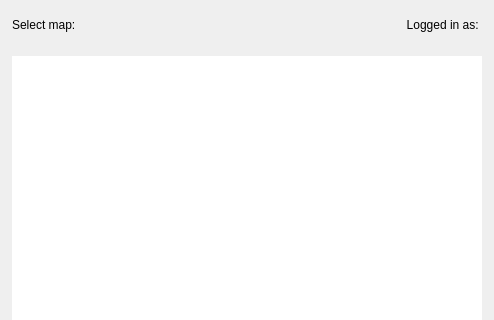
felt/qgis-plugin, file felt/ui/create_map.ui: the form before one commit; both pictures show x 0 to 494 and y 0 to 320 of the 494 by 549 pixel window.
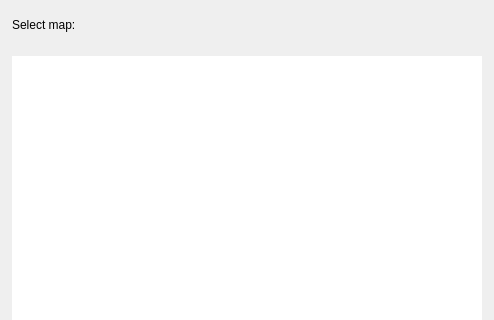
The form after the commit.

Commit message: Move user login details to footer

```diff
--- a/felt/ui/create_map.ui
+++ b/felt/ui/create_map.ui
@@ -99,16 +99,6 @@
              </property>
             </widget>
            </item>
-           <item row="0" column="1">
-            <widget class="QLabel" name="label_user">
-             <property name="text">
-              <string>Logged in as: </string>
-             </property>
-             <property name="alignment">
-              <set>Qt::AlignRight|Qt::AlignTrailing|Qt::AlignVCenter</set>
-             </property>
-            </widget>
-           </item>
            <item row="0" column="0">
             <widget class="QLabel" name="label_user_2">
              <property name="text">
```
The commit also changes 1 other file.
